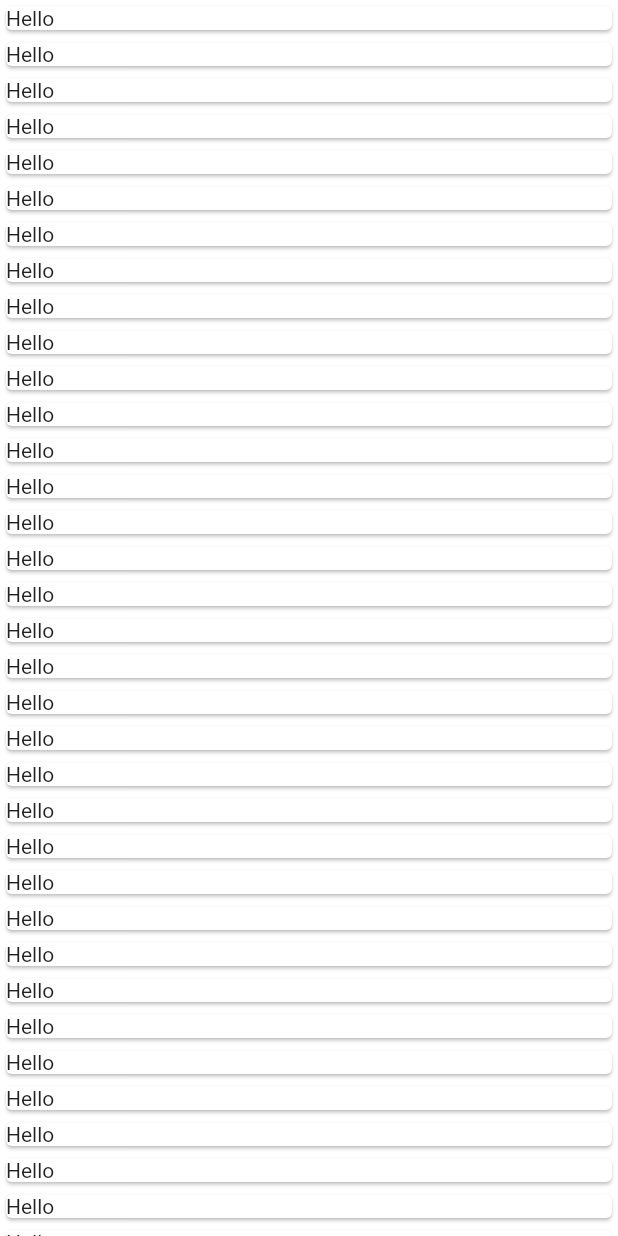
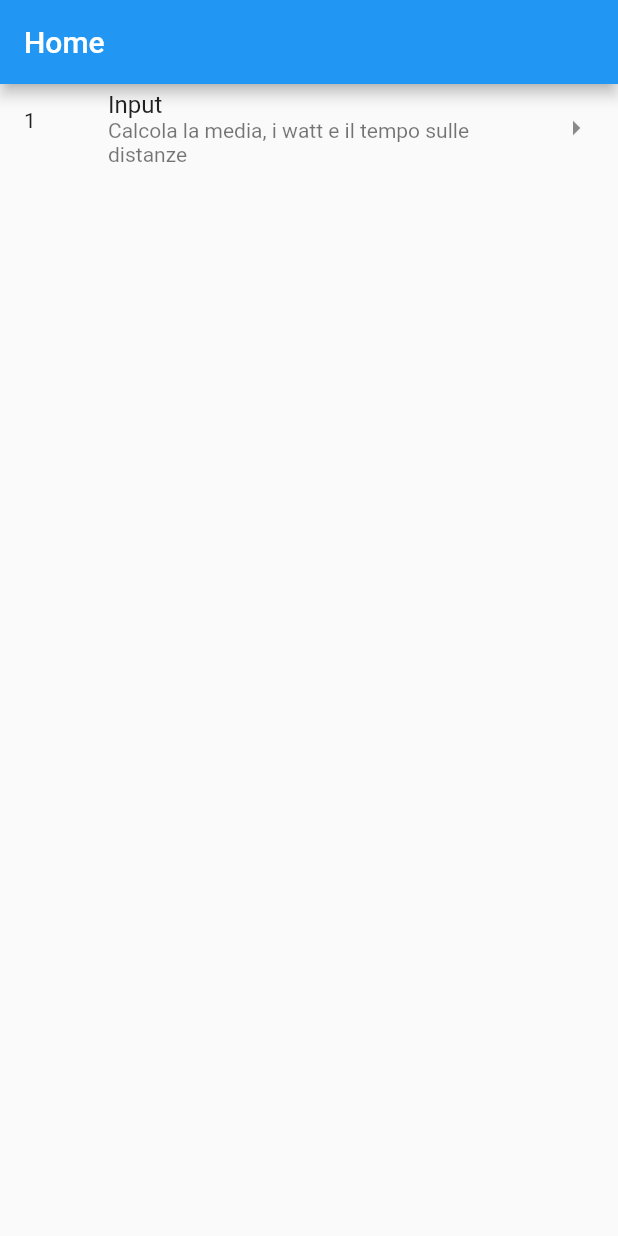
Before and after one commit to elio1fiore/rowing_calculator, a Flutter app: the screen it shows after launch, on a phone screen of 412 x 824 dp. Run offline on Flutter 3.47's test engine with Material 2 defaults, Android fonts, the phone set to English and light mode, and no system bars; our stand-ins replace auto_route, flutter_multi_formatter, flutter_riverpod, reactive_forms.

Commit message:
input one page completed

```diff
--- /dev/null
+++ b/lib/domain/functionality.dart
@@ -0,0 +1,13 @@
+import 'package:row_calculator/router/app_router.dart';
+
+class Functionality {
+  final String numberInput;
+  final String subtitle;
+  final String navigatorPath;
+
+  Functionality({
+    required this.numberInput,
+    required this.subtitle,
+    required this.navigatorPath,
+  });
+}
--- /dev/null
+++ b/lib/manual_test/main_test_g_2.dart
@@ -0,0 +1,29 @@
+import 'package:flutter/material.dart';
+import 'package:flutter/services.dart';
+import 'package:flutter_multi_formatter/flutter_multi_formatter.dart';
+
+void main() => runApp(const MyApp());
+
+class MyApp extends StatelessWidget {
+  const MyApp({super.key});
+
+  @override
+  Widget build(BuildContext context) {
+    return MaterialApp(
+      title: 'Material App',
+      home: Scaffold(
+        appBar: AppBar(
+          title: const Text('Material App Bar'),
+        ),
+        body: Center(
+          child: TextFormField(
+            keyboardType: TextInputType.number,
+            inputFormatters: [
+              MaskedInputFormatter('##:##:##'),
+            ],
+          ),
+        ),
+      ),
+    );
+  }
+}
--- a/lib/presentation/list_view_methods.dart
+++ b/lib/presentation/list_view_methods.dart
@@ -1,5 +1,6 @@
 import 'package:flutter/material.dart';
 import 'package:flutter_riverpod/flutter_riverpod.dart';
+import 'package:row_calculator/domain/functionality.dart';
 import 'package:row_calculator/function/functions.dart';
 import 'package:row_calculator/router/app_router.dart';
 import 'package:row_calculator/shared/router_provider.dart';
@@ -13,12 +14,42 @@ class ListViewMethods extends ConsumerWidget {
   Widget build(BuildContext context, WidgetRef ref) {
     final appRouter = ref.watch(appRouterProvider);
 
-    return ListView.builder(
-      itemBuilder: (context, index) {
-        return Card(
-          child: Text('Hello'),
-        );
-      },
+    final List<Functionality> funcs = [
+      Functionality(
+        navigatorPath: NavigatorPath.oneInputPage,
+        numberInput: '1',
+        subtitle: 'Calcola la media, i watt e il tempo sulle distanze',
+      ),
+    ];
+
+    return Scaffold(
+      appBar: AppBar(
+        title: const Text('Home'),
+      ),
+      body: SafeArea(
+        child: Center(
+            child: ListView.builder(
+          itemCount: funcs.length,
+          itemBuilder: ((context, index) {
+            final func = funcs[index];
+
+            return ListTile(
+              leading: Text(func.numberInput),
+              onTap: () {
+                appRouter.pushNamed(func.navigatorPath);
+              },
+              subtitle: Text(
+                func.subtitle,
+                maxLines: 2,
+                overflow: TextOverflow.ellipsis,
+              ),
+              title: Text('Input'),
+              trailing: Icon(Icons.arrow_right),
+              autofocus: false,
+            );
+          }),
+        )),
+      ),
     );
   }
 }
--- a/lib/router/app_router.dart
+++ b/lib/router/app_router.dart
@@ -1,15 +1,20 @@
 import 'package:auto_route/auto_route.dart';
+import 'package:flutter/material.dart';
 import 'package:row_calculator/presentation/list_view_methods.dart';
+import 'package:row_calculator/presentation/one_input_page.dart';
+import 'package:row_calculator/presentation/result_one_input_page.dart';
 
 @AdaptiveAutoRouter(
   routes: [
     AutoRoute(page: ListViewMethods, initial: true),
+    AutoRoute(page: OneInputPage, path: NavigatorPath.oneInputPage),
+    AutoRoute(page: ResultOneInputPage, path: NavigatorPath.resultOneInputPage),
   ],
   replaceInRouteName: 'Page,Route',
 )
 class $AppRouter {}
 
 abstract class NavigatorPath {
-  static const String firstCalculationPage = "/first";
-  static const String secondCalculationPage = "/second";
+  static const String oneInputPage = "/OneInput";
+  static const String resultOneInputPage = "/ResultOneInputPage";
 }
--- /dev/null
+++ b/lib/util/function_util.dart
@@ -0,0 +1,6 @@
+bool isNumeric(String s) {
+  if (s == null) {
+    return false;
+  }
+  return double.tryParse(s) != null;
+}
--- a/pubspec.yaml
+++ b/pubspec.yaml
@@ -24,6 +24,8 @@ dependencies:
   rxdart: ^0.27.5
   dropdown_button2: ^1.8.1
   intl: ^0.17.0
+  flutter_multi_formatter: ^2.7.5
+  material_design_icons_flutter: ^5.0.6996
 
 
 dev_dependencies:
```
Also changed, not shown: lib/domain/time_on_meters.dart (added, +16 -0 lines), lib/manual_test/main_test_0.dart (added, +16 -0 lines), lib/presentation/one_input_page.dart (added, +276 -0 lines), lib/presentation/result_one_input_page.dart (added, +71 -0 lines), lib/util/form_validators.dart (added, +24 -0 lines), lib/application/one_input_notifier.dart (added), lib/manual_test/main_test_g_1.dart (renamed from lib/manual_test/main_test_g.dart), lib/router/app_router.gr.dart, pubspec.lock, 4 other files.
